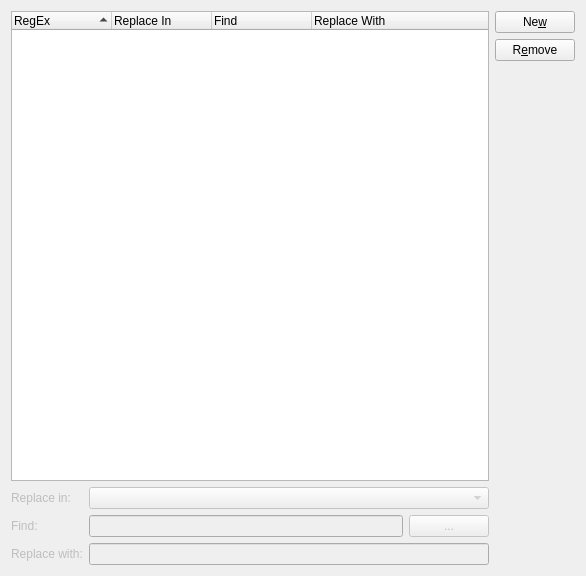
Old version of the form src/config/autoreplace_configui.ui in the repository KDE/konversation.
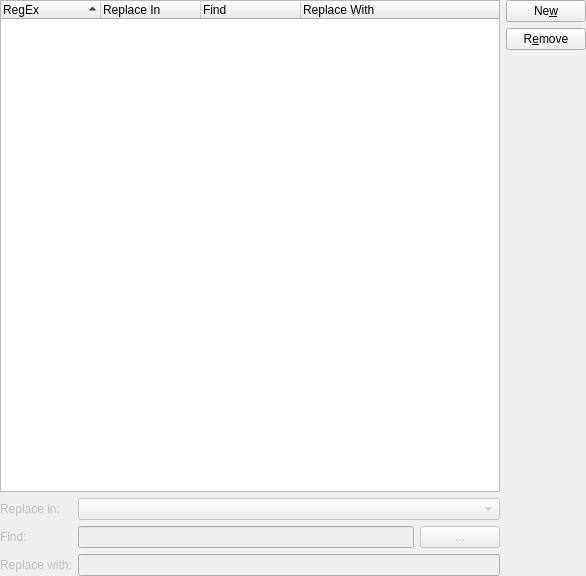
New version of the form. Custom widgets are drawn as their Qt base class.

Commit message:
Use consistent margins in config dialog pages.
In the "Behavior" group of settings, the QGroupBox for the Connection page
had noticeably more margin than the group boxes in General and Chat Window.
Similarly, the list/tree widget for auto-replacements had more margin than
in Command Aliases and Ignore pages.

Looks like all the other config pages were explicitly setting margin=0
in their layouts, so I just did the same for autoreplace and connection.

Diff of the .ui file:
```diff
--- a/src/config/autoreplace_configui.ui
+++ b/src/config/autoreplace_configui.ui
@@ -12,6 +12,9 @@
    </rect>
   </property>
   <layout class="QGridLayout" name="gridLayout">
+   <property name="margin">
+    <number>0</number>
+   </property>
    <item row="0" column="0">
     <widget class="QTreeWidget" name="patternListView">
      <property name="sizePolicy">
```
The commit also changes 1 other file.
